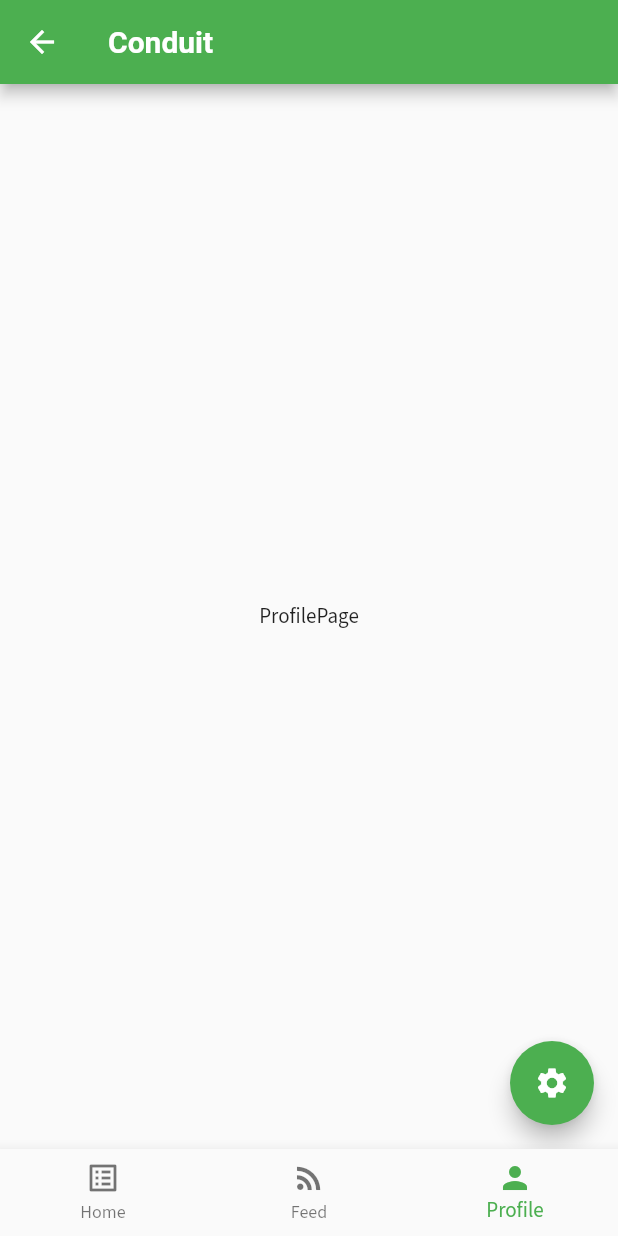
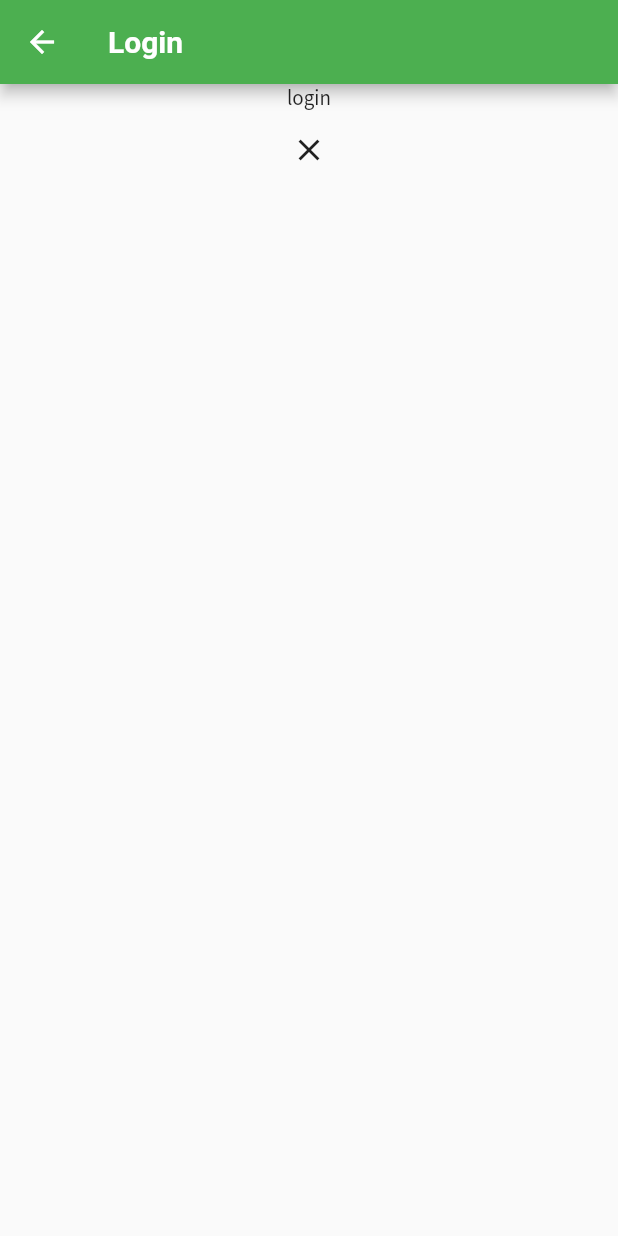
Before and after one commit to championswimmer/conduit_flutter_riverpod, a Flutter app: the MainPage screen opened by its route, item 3 of the bottom bar chosen, on a phone screen of 412 x 824 dp. Run offline on Flutter 3.47's test engine with Material 2 defaults, Android fonts, the phone set to English and light mode, and no system bars; our stand-ins replace auto_route, dio, flutter_riverpod, google_fonts, retrofit, riverpod and 1 more; generated files the repository leaves out were written again; network calls fail.

Commit message:
login route redirection
Signed-off-by: Arnav Gupta <championswimmer@gmail.com>

```diff
--- /dev/null
+++ b/lib/data/auth_state_notifier.dart
@@ -0,0 +1,14 @@
+import 'package:flutter/foundation.dart';
+import 'package:flutter_riverpod/flutter_riverpod.dart';
+import 'package:state_notifier/state_notifier.dart';
+
+class AuthTokenNotifier extends StateNotifier<String> {
+  AuthTokenNotifier() : super("");
+
+  void authenticate(String token) {
+    debugPrint("authenticate =========== ");
+    state = token;
+  }
+
+  bool get isAuthenticated => state.isNotEmpty;
+}
--- a/lib/main.dart
+++ b/lib/main.dart
@@ -1,4 +1,5 @@
 import 'package:conduit_flutter_riverpod/config/theme.dart';
+import 'package:conduit_flutter_riverpod/data/auth_state_notifier.dart';
 import 'package:conduit_flutter_riverpod/router/app_router.dart';
 import 'package:conduit_flutter_riverpod/router/auth_guard.dart';
 import 'package:flutter/material.dart';
@@ -8,9 +9,12 @@ void main() {
   runApp(ProviderScope(child: MyApp()));
 }
 
+// TODO: DI via get_it
+final authTokenNotifier = AuthTokenNotifier();
+
 class MyApp extends StatelessWidget {
   MyApp({Key? key}) : super(key: key);
-  final _appRouter = AppRouter(authGuard: AuthGuard());
+  final _appRouter = AppRouter(authGuard: AuthGuard(authTokenNotifier));
 
   // This widget is the root of your application.
   @override
--- a/lib/network/conduit_rest_client.dart
+++ b/lib/network/conduit_rest_client.dart
@@ -2,6 +2,7 @@ import 'package:conduit_flutter_riverpod/network/dtos/get_articles_response.dart
 import 'package:dio/dio.dart';
 import 'package:retrofit/dio.dart';
 import 'package:retrofit/http.dart';
+
 part 'conduit_rest_client.g.dart';
 
 @RestApi(baseUrl: "https://api.realworld.io/api")
@@ -11,4 +12,6 @@ abstract class ConduitRESTClient {
   @GET("/articles")
   Future<GetArticlesResponse> getArticles([@CancelRequest() CancelToken? cancelToken]);
 
+  @GET("/articles/{slug}")
+  Future<GetArticleResponse> getArticle(@Path("slug") String slug, [@CancelRequest() CancelToken? cancelToken]);
 }
--- a/lib/router/app_router.dart
+++ b/lib/router/app_router.dart
@@ -1,5 +1,6 @@
 import 'package:auto_route/auto_route.dart';
 import 'package:conduit_flutter_riverpod/router/auth_guard.dart';
+import 'package:conduit_flutter_riverpod/ui/pages/auth/login.dart';
 import 'package:conduit_flutter_riverpod/ui/pages/feed/global_feed.dart';
 import 'package:conduit_flutter_riverpod/ui/pages/feed/my_feed.dart';
 import 'package:conduit_flutter_riverpod/ui/pages/profile/view_profile.dart';
@@ -10,15 +11,15 @@ import '../ui/pages/main.dart';
 part 'app_router.gr.dart';
 
 @MaterialAutoRouter(
-    replaceInRouteName: 'Page,Route',
-    routes: [
-      AutoRoute(page: MainPage, initial: true, guards: [AuthGuard], path: "/",
-        children: [
-          AutoRoute(page: GlobalFeedPage, initial: true, path: ""),
-          AutoRoute(page: MyFeedPage, path: "feed"),
-          AutoRoute(page: ViewProfilePage, path: "profile")
-        ])
-    ],
+  replaceInRouteName: 'Page,Route',
+  routes: [
+    AutoRoute(page: MainPage, initial: true, path: "/", children: [
+      AutoRoute(page: GlobalFeedPage, initial: true, path: ""),
+      AutoRoute(page: MyFeedPage, path: "feed", guards: [AuthGuard]),
+      AutoRoute(page: ViewProfilePage, path: "profile", guards: [AuthGuard])
+    ]),
+    AutoRoute(page: LoginPage, path: "/login")
+  ],
 )
 class AppRouter extends _$AppRouter {
   AppRouter({required AuthGuard authGuard}) : super(authGuard: authGuard);
--- /dev/null
+++ b/lib/ui/pages/auth/login.dart
@@ -0,0 +1,30 @@
+import 'package:auto_route/auto_route.dart';
+import 'package:flutter/material.dart';
+import 'package:flutter_riverpod/flutter_riverpod.dart';
+
+class LoginPage extends ConsumerWidget {
+  const LoginPage({
+    Key? key,
+  }) : super(key: key);
+
+  @override
+  Widget build(BuildContext context, WidgetRef ref) {
+    return Scaffold(
+      appBar: AppBar(
+        title: (const Text("Login")),
+      ),
+      body: Center(
+        child: Column(
+          children: [
+            Text("login"),
+            CloseButton(
+              onPressed: () {
+                context.router.pop();
+              },
+            )
+          ],
+        ),
+      ),
+    );
+  }
+}
--- a/lib/ui/pages/profile/view_profile.dart
+++ b/lib/ui/pages/profile/view_profile.dart
@@ -5,6 +5,7 @@ class ViewProfilePage extends StatelessWidget {
 
   @override
   Widget build(BuildContext context) {
+
     return Scaffold(
       body: const Center(
         child: Text("ProfilePage"),
```
Also changed, not shown: lib/router/auth_guard.dart (+23 -4 lines), lib/ui/pages/article/view_article.dart (added, +10 -0 lines), lib/ui/pages/main.dart (+10 -1 lines), lib/ui/widgets/elements/list_item_article_card.dart (added, +16 -0 lines), lib/ui/widgets/fragments/article_list_fragment.dart (+18 -17 lines), lib/network/conduit_rest_client.g.dart, lib/router/app_router.gr.dart.
